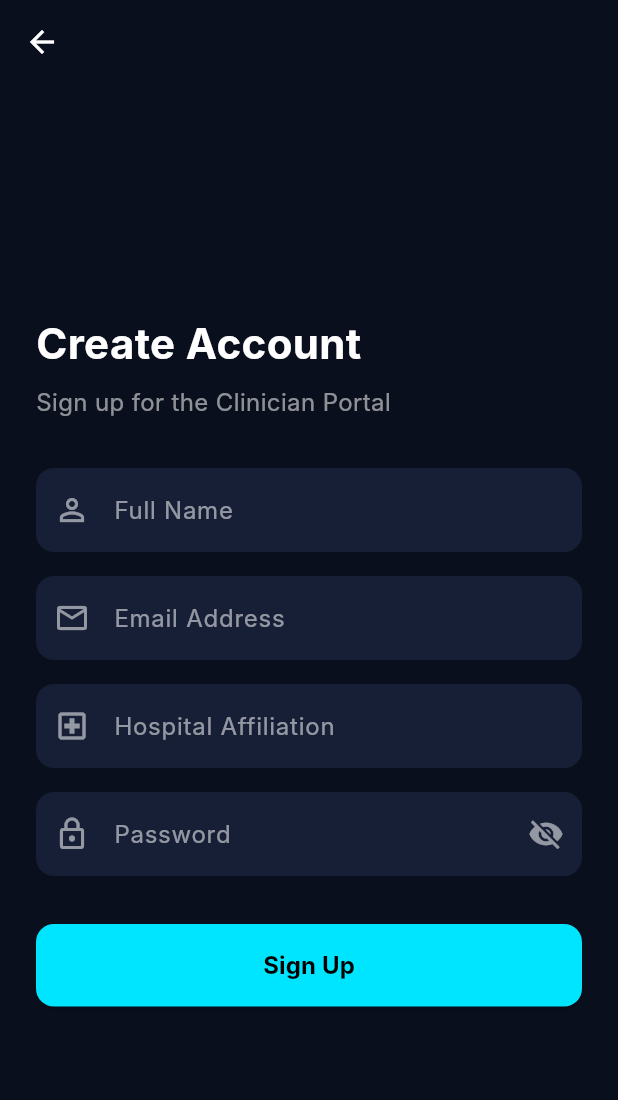
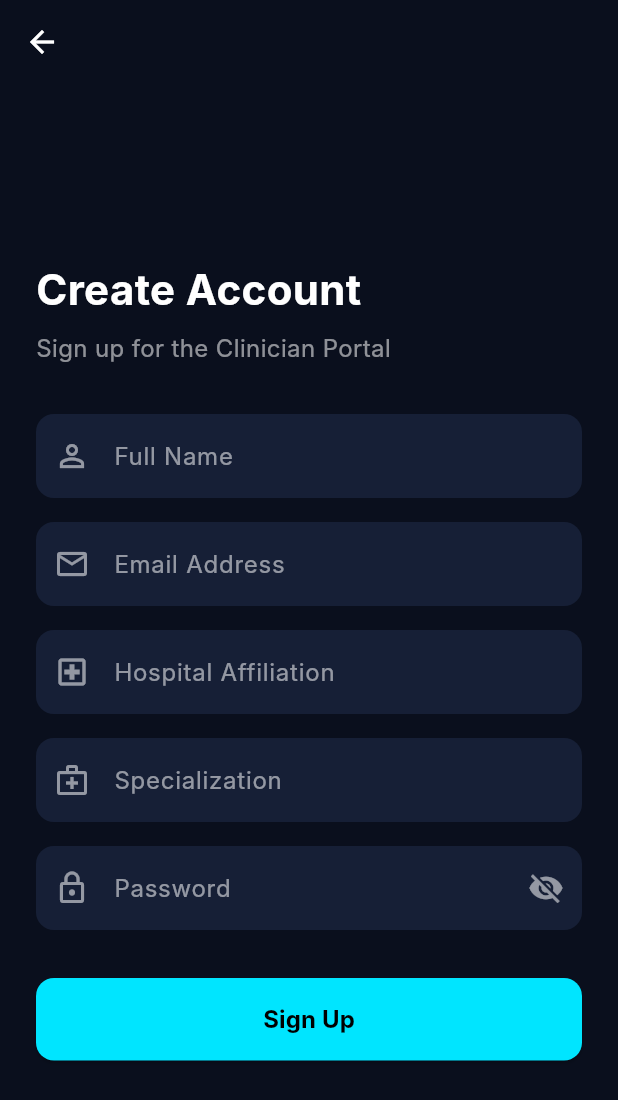
Before and after one commit to amalshadin/STARTATHON-26, a Flutter app: the RegisterScreen screen opened directly, on a phone screen of 412 x 824 dp. Shown: the top 1100 px of the screen. Run offline on Flutter 3.47's test engine with Material 3 defaults, Android fonts, the phone set to English and light mode, and no system bars; our stand-ins replace crystal_navigation_bar, fl_chart, flutter_animate, flutter_dotenv; accounts and stored records are empty; Roboto replaces fonts that are missing (Inter).

Commit message:
made changes

```diff
--- a/doctor_app/lib/views/auth/register_screen.dart
+++ b/doctor_app/lib/views/auth/register_screen.dart
@@ -14,6 +14,7 @@ class _RegisterScreenState extends State<RegisterScreen> {
   final _nameController = TextEditingController();
   final _emailController = TextEditingController();
   final _hospitalController = TextEditingController();
+  final _specializationController = TextEditingController();
   final _passwordController = TextEditingController();
   bool _obscurePassword = true;
 
@@ -23,6 +24,7 @@ class _RegisterScreenState extends State<RegisterScreen> {
       'full_name': _nameController.text,
       'email': _emailController.text,
       'hospital_name': _hospitalController.text,
+      'specialization': _specializationController.text,
       'password': _passwordController.text,
     };
 
@@ -90,6 +92,12 @@ class _RegisterScreenState extends State<RegisterScreen> {
                   'Hospital Affiliation',
                   _hospitalController,
                   Icons.local_hospital_outlined,
+                ),
+                const SizedBox(height: 16),
+                _buildTextField(
+                  'Specialization',
+                  _specializationController,
+                  Icons.medical_services_outlined,
                 ),
                 const SizedBox(height: 16),
                 _buildTextField(
--- a/doctor_app/lib/views/doctor/dashboard/doctor_dashboard_screen.dart
+++ b/doctor_app/lib/views/doctor/dashboard/doctor_dashboard_screen.dart
@@ -47,7 +47,7 @@ class _DoctorDashboardScreenState extends State<DoctorDashboardScreen> {
                       crossAxisAlignment: CrossAxisAlignment.start,
                       children: [
                         Text(
-                          doctor?.fullName ?? 'Dr. Unknown',
+                          doctor?.fullName?.isNotEmpty == true ? doctor!.fullName : 'Unknown Doctor',
                           style: const TextStyle(
                             color: Colors.white,
                             fontSize: 24,
@@ -58,7 +58,7 @@ class _DoctorDashboardScreenState extends State<DoctorDashboardScreen> {
                         ),
                         const SizedBox(height: 4),
                         Text(
-                          '${doctor?.specialization ?? 'Neurology'} • ${doctor?.hospitalName ?? 'City Hospital'}',
+                          '${doctor?.specialization?.isNotEmpty == true ? doctor!.specialization : 'Specialization'} • ${doctor?.hospitalName?.isNotEmpty == true ? doctor!.hospitalName : 'Hospital'}',
                           style: const TextStyle(
                             color: Colors.white54,
                             fontSize: 14,
--- a/doctor_app/lib/views/doctor/profile/doctor_profile_screen.dart
+++ b/doctor_app/lib/views/doctor/profile/doctor_profile_screen.dart
@@ -47,17 +47,17 @@ class _DoctorProfileScreenState extends State<DoctorProfileScreen> {
                       ),
                       const SizedBox(height: 16),
                       Text(
-                        doctor?.fullName ?? 'Unknown Doctor',
+                        doctor?.fullName?.isNotEmpty == true ? doctor!.fullName : 'Unknown Doctor',
                         style: const TextStyle(color: Colors.white, fontSize: 24, fontWeight: FontWeight.bold),
                       ),
                       const SizedBox(height: 4),
                       Text(
-                        'License No: ${doctor?.licenseNumber ?? 'N/A'}',
+                        'License No: ${doctor?.licenseNumber?.isNotEmpty == true ? doctor!.licenseNumber : 'N/A'}',
                         style: const TextStyle(color: Colors.white54, fontSize: 14),
                       ),
                       const SizedBox(height: 4),
                       Text(
-                        '${doctor?.specialization ?? 'Specialization'} • ${doctor?.hospitalName ?? 'Hospital'}',
+                        '${doctor?.specialization?.isNotEmpty == true ? doctor!.specialization : 'Specialization'} • ${doctor?.hospitalName?.isNotEmpty == true ? doctor!.hospitalName : 'Hospital'}',
                         style: const TextStyle(color: Colors.white54, fontSize: 14),
                       ),
                     ],
```
Also changed, not shown: doctor_app/lib/providers/doctor_portal_provider.dart (+4 -13 lines), doctor_app/lib/services/doctor_api_service.dart (+6 -12 lines), doctor_app/lib/views/doctor/patients/add_patient_dialog.dart (+24 -5 lines).
